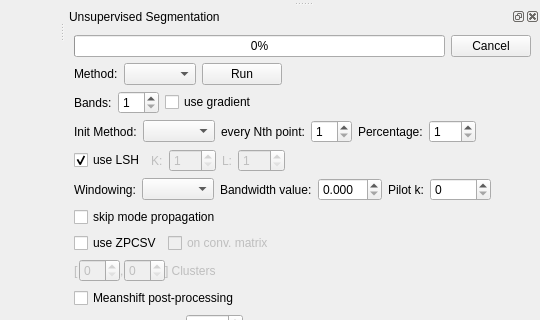
Qt form gui/viewerwindow.ui (gerbilvis/gerbil) before a commit; both pictures show x 607 to 1147 and y 427 to 747 of the 1147 by 915 pixel window.
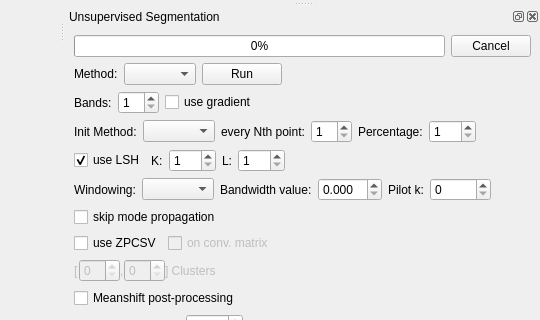
The same form after that commit. The open tabs and pages were chosen to show the change. Icons and pictures are not drawn. Custom widgets are drawn as their Qt base class.

Commit message: hard exit if VBO missing default LSH setting "on" fix width/height mixup in labeling/seed reader explicit opengl dependency for some build platforms (mac, windows)

The edit to the form file:
```diff
--- a/gui/viewerwindow.ui
+++ b/gui/viewerwindow.ui
@@ -1317,9 +1317,6 @@
            </item>
            <item>
             <widget class="QWidget" name="usLshWidget" native="true">
-             <property name="enabled">
-              <bool>false</bool>
-             </property>
              <layout class="QGridLayout" name="gridLayout_6">
               <property name="margin">
                <number>0</number>
```
Left out of the diff: 2 changed lines with no effect on the pictures. The commit also changes 3 other files.
